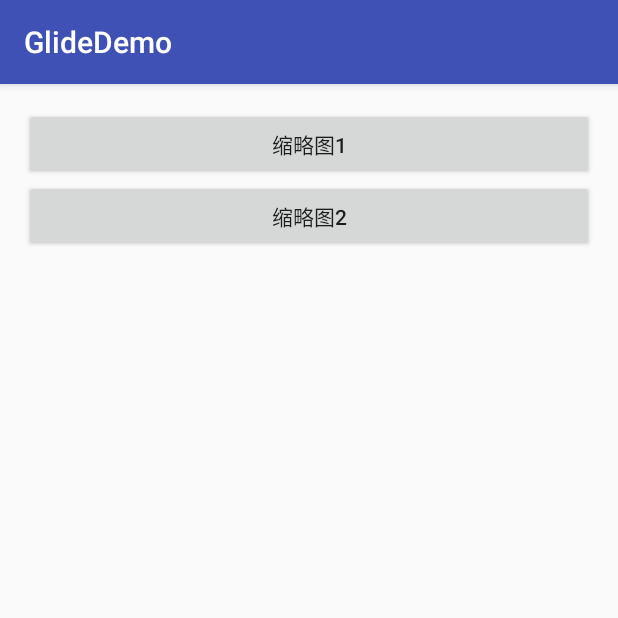
After one commit to zyj1609wz/GlideDemo, an Android app: the ThumbnailActivity screen opened directly, with no data from a screen before it, on a phone screen of 412 x 824 dp, the top half of it. The commit adds this screen. Run offline under Robolectric (Android 15) with nearby library versions, the phone set to English and light mode, and no system bars; pictures from the network do not load.

Commit message:
增加缩略图，和 加载优先级

```diff
--- a/app/src/main/AndroidManifest.xml
+++ b/app/src/main/AndroidManifest.xml
@@ -21,6 +21,8 @@
         </activity>
         <activity android:name=".CircleImageActivity" />
         <activity android:name=".Activity2" />
+        <activity android:name=".PriorityActivity" />
+        <activity android:name=".ThumbnailActivity"></activity>
     </application>
 
 </manifest>
--- a/app/src/main/java/app/zuil/com/glidedemo/Activity2.java
+++ b/app/src/main/java/app/zuil/com/glidedemo/Activity2.java
@@ -32,7 +32,8 @@ public class Activity2 extends AppCompatActivity {
         imageView3 = (ImageView) findViewById( R.id.image3 );
         params = imageView2.getLayoutParams() ;
 
-        //测量图片的宽高
+        //测量图片的
+        // 宽高
         width = params.width ;
         height = params.height ;
 
@@ -42,14 +43,13 @@ public class Activity2 extends AppCompatActivity {
             public void onClick(View v) {
                 Glide.with( Activity2.this).load( url ).into( imageView1 ) ;
             }
-
         });
 
         //加载第二张图
         findViewById( R.id.bt2 ).setOnClickListener(new View.OnClickListener() {
             @Override
             public void onClick(View v) {
-                Glide.with( Activity2.this).load( url ).diskCacheStrategy( DiskCacheStrategy.ALL ).into( imageView2 ) ;
+                Glide.with( Activity2.this).load( url ).diskCacheStrategy( DiskCacheStrategy.SOURCE ).into( imageView2 ) ;
             }
         });
 
--- /dev/null
+++ b/app/src/main/java/app/zuil/com/glidedemo/ThumbnailActivity.java
@@ -0,0 +1,48 @@
+package app.zuil.com.glidedemo;
+
+import android.os.Bundle;
+import android.support.v7.app.AppCompatActivity;
+import android.view.View;
+import android.widget.ImageView;
+
+import com.bumptech.glide.DrawableRequestBuilder;
+import com.bumptech.glide.Glide;
+
+/**
+ * 缩略图
+ */
+public class ThumbnailActivity extends AppCompatActivity {
+
+    String url = "http://o7rvuansr.bkt.clouddn.com/big1.jpg" ;
+    String ur2 = "http://f.hiphotos.baidu.com/imgad/pic/item/5366d0160924ab18ead18f4832fae6cd7a890b8d.jpg" ;
+    private ImageView imageView1 , imageView2  ;
+
+    @Override
+    protected void onCreate(Bundle savedInstanceState) {
+        super.onCreate(savedInstanceState);
+        setContentView(R.layout.activity_thumbnail);
+
+        imageView1 = (ImageView) findViewById( R.id.image_thum1 );
+        imageView2 = (ImageView) findViewById( R.id.image_thum2 );
+
+        findViewById( R.id.bt1 ).setOnClickListener(new View.OnClickListener() {
+            @Override
+            public void onClick(View v) {
+                Glide.with( ThumbnailActivity.this ).load( url ).thumbnail( 0.1f ).into( imageView1 ) ;
+            }
+        });
+
+        //用其它图片作为缩略图
+        findViewById( R.id.bt2 ).setOnClickListener(new View.OnClickListener() {
+            @Override
+            public void onClick(View v) {
+                DrawableRequestBuilder<Integer> thumbnailRequest = Glide
+                        .with( ThumbnailActivity.this )
+                        .load(R.mipmap.ic_launcher);
+                Glide.with( ThumbnailActivity.this ).load( ur2 ).thumbnail( thumbnailRequest ).into( imageView2 ) ;
+            }
+        });
+
+
+    }
+}
--- /dev/null
+++ b/app/src/main/res/layout/activity_thumbnail.xml
@@ -0,0 +1,48 @@
+<?xml version="1.0" encoding="utf-8"?>
+<RelativeLayout xmlns:android="http://schemas.android.com/apk/res/android"
+    xmlns:tools="http://schemas.android.com/tools"
+    android:layout_width="match_parent"
+    android:layout_height="match_parent"
+    android:paddingBottom="@dimen/activity_vertical_margin"
+    android:paddingLeft="@dimen/activity_horizontal_margin"
+    android:paddingRight="@dimen/activity_horizontal_margin"
+    android:paddingTop="@dimen/activity_vertical_margin"
+    tools:context="app.zuil.com.glidedemo.ThumbnailActivity">
+
+    <LinearLayout
+        android:layout_width="match_parent"
+        android:layout_height="wrap_content"
+        android:orientation="vertical"
+        >
+
+        <Button
+            android:id="@+id/bt1"
+            android:layout_width="match_parent"
+            android:layout_height="wrap_content"
+            android:text="缩略图1"
+            />
+
+        <Button
+            android:id="@+id/bt2"
+            android:layout_width="match_parent"
+            android:layout_height="wrap_content"
+            android:text="缩略图2"
+            />
+
+
+        <ImageView
+            android:id="@+id/image_thum1"
+            android:layout_width="wrap_content"
+            android:layout_height="wrap_content" />
+
+        <ImageView
+            android:id="@+id/image_thum2"
+            android:layout_width="wrap_content"
+            android:layout_height="wrap_content" />
+
+
+    </LinearLayout>
+
+
+
+</RelativeLayout>
```
Also changed, not shown: app/src/main/java/app/zuil/com/glidedemo/MainActivity.java (+8 -0 lines), app/src/main/java/app/zuil/com/glidedemo/PriorityActivity.java (added, +33 -0 lines), app/src/main/res/layout/activity1.xml (+4 -4 lines), app/src/main/res/layout/activity_main.xml (+15 -0 lines), app/src/main/res/layout/activity_priority.xml (added, +43 -0 lines).
